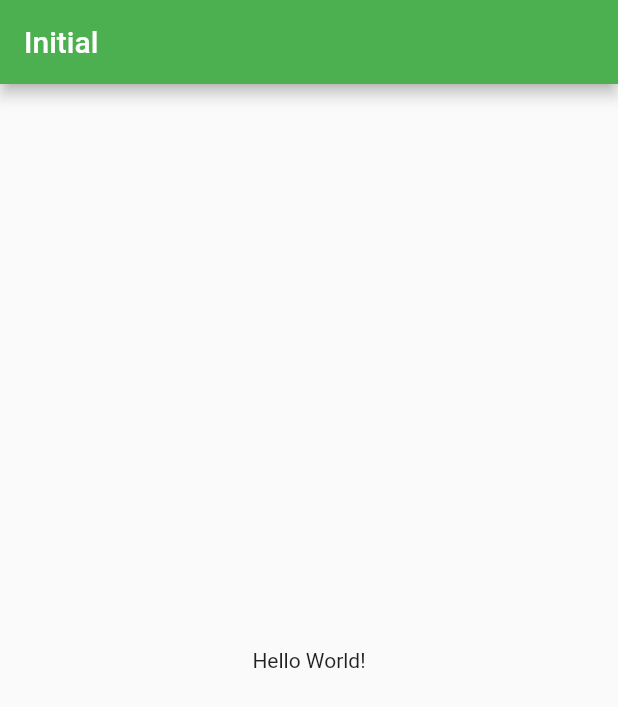
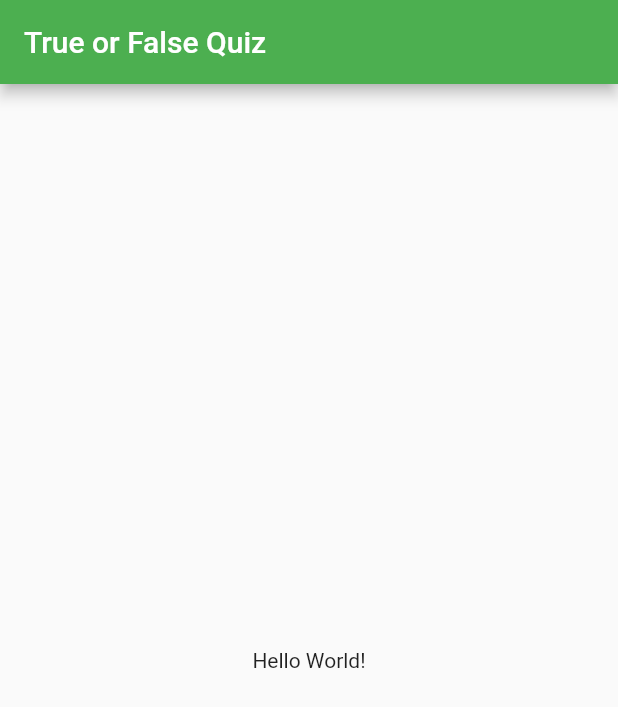
Before and after one commit to lyabs243/True-False-Quiz, a Flutter app: the screen it shows after launch, on a phone screen of 412 x 824 dp. Shown: the top 707 px of the screen. Run offline on Flutter 3.47's test engine with Material 2 defaults, Android fonts, the phone set to English and light mode, and no system bars.

Commit message:
Init app internationalization

```diff
--- /dev/null
+++ b/assets/i18n/en.json
@@ -0,0 +1,3 @@
+{
+  "app_title": "True or False Quiz"
+}
--- a/lib/main.dart
+++ b/lib/main.dart
@@ -1,6 +1,10 @@
 import 'package:flutter/material.dart';
 import 'package:flutter_app_true_false/screens/home/home.dart';
 import 'package:flutter_app_true_false/styles/style.dart';
+import 'package:flutter_localizations/flutter_localizations.dart';
+import 'services/constants.dart' as constants;
+
+import 'services/localizations.dart';
 
 void main() => runApp(MyApp());
 
@@ -18,7 +22,14 @@ class _MyAppState extends State<MyApp> {
   @override
   Widget build(BuildContext context) {
     return MaterialApp(
-      title: 'True/False Quiz',
+      localizationsDelegates: [
+        MyLocalizationsDelegate(),
+        GlobalMaterialLocalizations.delegate,
+        GlobalWidgetsLocalizations.delegate
+      ],
+      locale: Locale(constants.LANG_CODE),
+      onGenerateTitle: (BuildContext context) => MyLocalizations.of(context).localization['app_title'],
+      supportedLocales: [Locale(constants.LANG_CODE)],
       debugShowCheckedModeBanner: false,
       theme: appTheme(),
       home: HomePage(),
--- a/lib/screens/home/home.dart
+++ b/lib/screens/home/home.dart
@@ -1,4 +1,5 @@
 import 'package:flutter/material.dart';
+import 'package:flutter_app_true_false/services/localizations.dart';
 
 class HomePage extends StatefulWidget {
 
@@ -13,7 +14,7 @@ class _MyHomePageState extends State<HomePage> {
   Widget build(BuildContext context) {
     return Scaffold(
       appBar: AppBar(
-        title: Text('Initial'),
+        title: Text(MyLocalizations.of(context).localization['app_title']),
       ),
       body: Center(
           child: Text('Hello World!')
--- /dev/null
+++ b/lib/services/constants.dart
@@ -0,0 +1,4 @@
+
+const LANG_CODE = 'en';
+
+List<String> languages = ['en', 'fr'];
--- /dev/null
+++ b/lib/services/localizations.dart
@@ -0,0 +1,43 @@
+import 'dart:async' show Future;
+import 'package:flutter/foundation.dart' show SynchronousFuture;
+import 'package:flutter/material.dart';
+import 'constants.dart' show languages;
+import 'package:flutter/services.dart' show rootBundle;
+import 'dart:convert';
+
+class MyLocalizations {
+  MyLocalizations(this.locale,this.map);
+
+  final Locale locale;
+  Map map;
+  static Map instanceLocalization;
+
+  static MyLocalizations of(BuildContext context) {
+    return Localizations.of<MyLocalizations>(context, MyLocalizations);
+  }
+
+  Map get localization {
+    return map;
+  }
+}
+
+class MyLocalizationsDelegate extends LocalizationsDelegate<MyLocalizations> {
+
+  MyLocalizationsDelegate();
+
+  @override
+  bool isSupported(Locale locale) => languages.contains(locale.languageCode);
+
+  @override
+  Future<MyLocalizations> load(Locale locale) async {
+    String value = await rootBundle.loadString(
+        'assets/i18n/' + locale.languageCode + '.json');
+    Map map = json.decode(value);
+    MyLocalizations.instanceLocalization = map;
+    return SynchronousFuture<MyLocalizations>(
+        MyLocalizations(locale,map));
+  }
+
+  @override
+  bool shouldReload(MyLocalizationsDelegate old) => false;
+}
```
Also changed, not shown: pubspec.yaml (+5 -2 lines), pubspec.lock.
